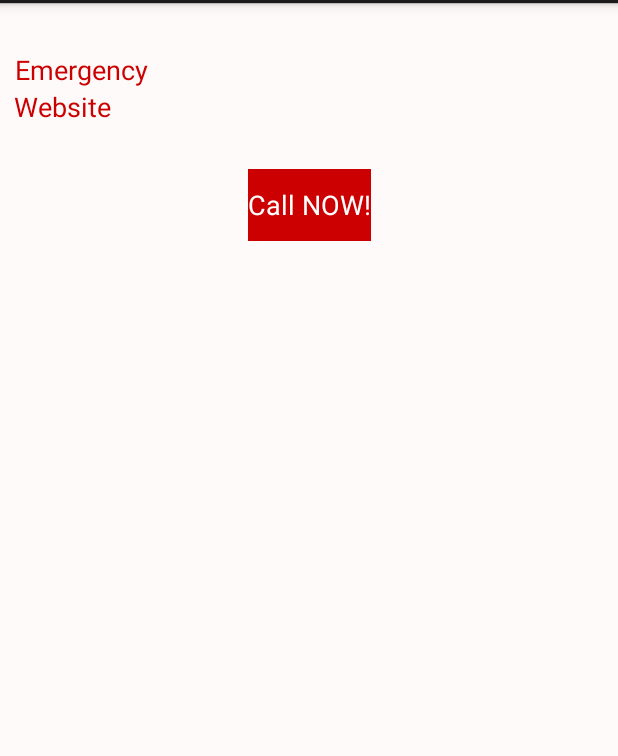
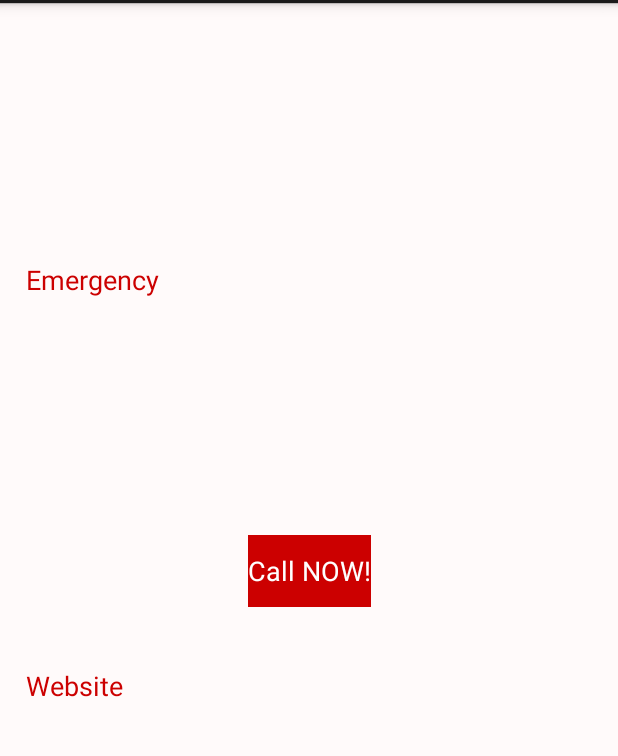
Before and after one commit to AndrewBordin/1-Way-Travel, an Android app: the layout activity_emergency.xml on its own in the app's theme, with its tools: preview values and no code run, on a phone screen of 412 x 824 dp, the part 69-825 px from its top. Run offline under Robolectric (Android 15) with nearby library versions, the phone set to English and light mode, and no system bars.

```diff
--- a/app/src/main/res/layout/activity_emergency.xml
+++ b/app/src/main/res/layout/activity_emergency.xml
@@ -11,12 +11,12 @@
         android:id="@+id/txt_description"
         android:layout_width="wrap_content"
         android:layout_height="wrap_content"
-        android:layout_marginTop="32dp"
+        android:layout_marginTop="172dp"
         android:textAlignment="center"
         android:textAppearance="@android:style/TextAppearance.Holo.Medium"
         android:textColor="@android:color/holo_red_dark"
         app:layout_constraintEnd_toEndOf="parent"
-        app:layout_constraintHorizontal_bias="0.031"
+        app:layout_constraintHorizontal_bias="0.054"
         app:layout_constraintStart_toStartOf="parent"
         app:layout_constraintTop_toTopOf="parent"
         tools:text="Emergency" />
@@ -25,20 +25,21 @@
         android:id="@+id/txt_website"
         android:layout_width="wrap_content"
         android:layout_height="wrap_content"
+        android:layout_marginTop="40dp"
         android:textAlignment="center"
         android:textAppearance="@android:style/TextAppearance.Holo.Medium"
         android:textColor="@android:color/holo_red_dark"
         app:layout_constraintEnd_toEndOf="parent"
-        app:layout_constraintHorizontal_bias="0.027"
+        app:layout_constraintHorizontal_bias="0.05"
         app:layout_constraintStart_toStartOf="parent"
-        app:layout_constraintTop_toBottomOf="@+id/txt_description"
+        app:layout_constraintTop_toBottomOf="@+id/btnCall"
         tools:text="Website" />
 
     <Button
         android:id="@+id/btnCall"
         android:layout_width="wrap_content"
         android:layout_height="wrap_content"
-        android:layout_marginBottom="8dp"
+        android:layout_marginBottom="224dp"
         android:layout_marginEnd="8dp"
         android:layout_marginStart="8dp"
         android:layout_marginTop="8dp"
@@ -49,7 +50,6 @@
         app:layout_constraintEnd_toEndOf="parent"
         app:layout_constraintHorizontal_bias="0.501"
         app:layout_constraintStart_toStartOf="parent"
-        app:layout_constraintTop_toBottomOf="@+id/txt_website"
-        app:layout_constraintVertical_bias="0.034" />
+        app:layout_constraintTop_toBottomOf="@+id/txt_description" />
 
 </android.support.constraint.ConstraintLayout>
```
Also changed, not shown: app/src/main/java/com/example/andrew/project_bordin_costa/EmergencyActivity.java (+6 -1 lines), app/src/main/res/raw/cities.json (+8 -9 lines).
